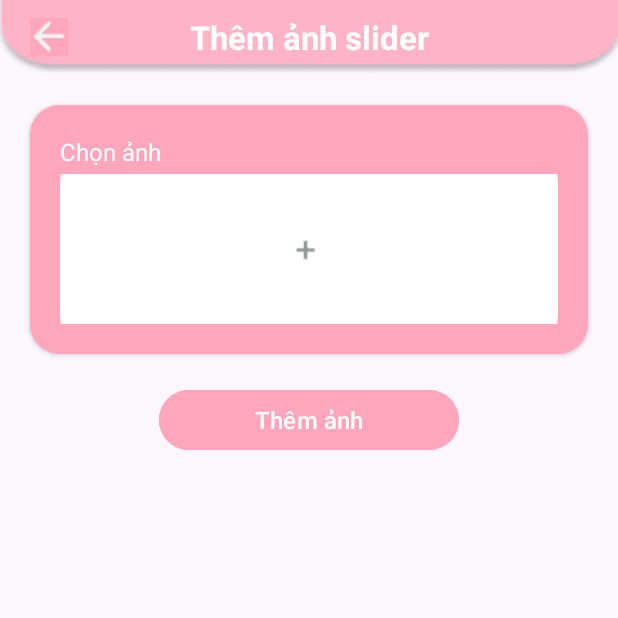
After one commit to nguyenthienhuong-luck/BTL_N3_ADR, an Android app: the fragment AddSliderFragment placed in its activity, on a phone screen of 412 x 824 dp, the top half of it. The commit adds this screen. Run offline under Robolectric (Android 15) with nearby library versions, the phone set to English and light mode, and no system bars; our stand-ins replace Firebase (no records; nobody signed in at launch, a user with empty details on screens opened directly).

Commit message:
viewCount

```diff
--- /dev/null
+++ b/app/src/main/java/com/example/a2hcomic/activities/admin/AddSliderFragment.java
@@ -0,0 +1,126 @@
+package com.example.a2hcomic.activities.admin;
+
+import static android.app.Activity.RESULT_OK;
+
+import android.content.Intent;
+import android.net.Uri;
+import android.os.Bundle;
+
+import androidx.activity.result.ActivityResultLauncher;
+import androidx.activity.result.contract.ActivityResultContracts;
+import androidx.fragment.app.Fragment;
+
+import android.view.LayoutInflater;
+import android.view.View;
+import android.view.ViewGroup;
+import android.widget.Button;
+import android.widget.ImageButton;
+import android.widget.ImageView;
+import android.widget.RelativeLayout;
+import android.widget.Toast;
+
+import com.example.a2hcomic.R;
+import com.example.a2hcomic.db.FirebaseService;
+import com.example.a2hcomic.models.Comic;
+import com.example.a2hcomic.models.Slider;
+import com.google.firebase.storage.StorageReference;
+
+public class AddSliderFragment extends Fragment {
+
+    private ImageButton btnBack;
+    private ImageView ivSlider;
+    private Button btnUpload;
+    private RelativeLayout loading;
+    private Uri imageUri;
+
+    private FirebaseService fb;
+
+    public AddSliderFragment() {
+        // Required empty public constructor
+    }
+
+    @Override
+    public void onCreate(Bundle savedInstanceState) {
+        super.onCreate(savedInstanceState);
+    }// khởi tạo fragment
+
+    @Override
+    public View onCreateView(LayoutInflater inflater, ViewGroup container,// khởi tạo view
+                             Bundle savedInstanceState) {
+        // Inflate the layout for this fragment// khởi tạo layout
+        View v = inflater.inflate(R.layout.fragment_add_slider, container, false);
+        // Ánh xạ các view
+        btnBack = v.findViewById(R.id.btnBack);
+        ivSlider = v.findViewById(R.id.ivSlider);
+        btnUpload = v.findViewById(R.id.btnUpload);
+        loading = v.findViewById(R.id.loading);
+
+        fb = new FirebaseService();
+        // Xử lý sự kiện cho các view
+        btnBack.setOnClickListener(v1 -> {
+            requireActivity().getSupportFragmentManager().popBackStack();
+        });
+
+        ivSlider.setOnClickListener(v1 -> {
+            openImagePicker();
+        });
+
+
+        btnUpload.setOnClickListener(v1 -> {
+            uploadSlider();
+        });
+
+        return v;
+    }
+    //chọn ảnh từ thư viện
+    private void openImagePicker() {
+        Intent intent = new Intent(Intent.ACTION_PICK);
+        intent.setType("image/*");
+        imagePickerLauncher.launch(intent);
+    }
+
+    // ActivityResultLauncher cho (ảnh đươc chọn thành công)
+    private final ActivityResultLauncher<Intent> imagePickerLauncher = registerForActivityResult(
+            new ActivityResultContracts.StartActivityForResult(),
+            result -> {
+                getActivity();
+                if (result.getResultCode() == RESULT_OK && result.getData() != null) {
+                    imageUri = result.getData().getData();//lưu  đ dẫn ảnh
+                    ivSlider.setImageURI(imageUri);//hieenrn thi anh
+                }
+            });
+
+    private void uploadSlider() {
+        loading.setVisibility(View.VISIBLE);
+
+        String id = fb.getSliderRef().push().getKey();// tao id mơi cho slider
+
+        Slider newSlider = new Slider();
+        newSlider.setId(id);
+
+        if (imageUri != null) {
+            String fileName = id + ".jpg";
+            StorageReference fileRef = fb.getSliderStorageRef().child(fileName);// up load Stograe
+            fileRef.putFile(imageUri)
+                    .addOnSuccessListener(taskSnapshot -> {// gọi ham de luu thong tin vao realtime database
+                        fileRef.getDownloadUrl().addOnSuccessListener(uri -> {
+                            newSlider.setImg_url(uri.toString());
+                            checkAndUpdateDatabase(newSlider);// neu thnah cong luu vao Slider
+                        });
+                    })
+                    .addOnFailureListener(e -> {
+                        Toast.makeText(getActivity(), "Lỗi tải ảnh slider: " + e.getMessage(), Toast.LENGTH_SHORT).show();
+                    });
+        }
+    }
+
+    private void checkAndUpdateDatabase(Slider newSlider) {// kiểm tra và lưu vào database
+        fb.getSliderRef().child(newSlider.getId()).setValue(newSlider);
+        Toast.makeText(getActivity(), "Tải ảnh slider lên thành công!", Toast.LENGTH_SHORT).show();
+
+        imageUri = null;
+        ivSlider.setImageResource(R.drawable.ic_uploadcomic);
+        loading.setVisibility(View.GONE);
+    }
+
+}
--- a/app/src/main/java/com/example/a2hcomic/activities/admin/AdminFragment.java
+++ b/app/src/main/java/com/example/a2hcomic/activities/admin/AdminFragment.java
@@ -15,7 +15,7 @@ import com.example.a2hcomic.R;
 
 public class    AdminFragment extends Fragment {
 
-    private Button btnComic, btnAuthors, btnGenre, btnUser;
+    private Button btnComic, btnAuthors, btnGenre, btnUser, btnSlider;
     private ImageButton btnBack;
 
     public AdminFragment() {
@@ -37,11 +37,13 @@ public class    AdminFragment extends Fragment {
         btnGenre = v.findViewById(R.id.btn_genre);
         btnBack = v.findViewById(R.id.btnBack);
         btnUser = v.findViewById(R.id.btn_user);
+        btnSlider = v.findViewById(R.id.btn_slider);
 
         btnComic.setOnClickListener(v1 -> changeFragment(new ComicFragment()));
         btnAuthors.setOnClickListener(v1 -> changeFragment(new AuthorFragment()));
         btnGenre.setOnClickListener(v1 -> changeFragment(new GenreFragment()));
         btnUser.setOnClickListener(v1 -> changeFragment(new UserFragment()));
+        btnSlider.setOnClickListener(v1 -> changeFragment(new AddSliderFragment()));
 
         btnBack.setOnClickListener(v1 -> {
             getActivity().finish();
--- /dev/null
+++ b/app/src/main/res/layout/fragment_add_slider.xml
@@ -0,0 +1,114 @@
+<?xml version="1.0" encoding="utf-8"?>
+<androidx.constraintlayout.widget.ConstraintLayout xmlns:android="http://schemas.android.com/apk/res/android"
+    xmlns:app="http://schemas.android.com/apk/res-auto"
+    xmlns:tools="http://schemas.android.com/tools"
+    android:id="@+id/main"
+    android:layout_width="match_parent"
+    android:layout_height="match_parent"
+    tools:context=".activities.admin.AddSliderFragment">
+
+    <LinearLayout
+        android:id="@+id/topNav"
+        android:layout_width="match_parent"
+        android:layout_height="50dp"
+        android:background="@drawable/bg_topcomic"
+        android:gravity="center"
+        app:layout_constraintTop_toTopOf="parent"
+        app:layout_constraintStart_toStartOf="parent"
+        app:layout_constraintEnd_toEndOf="parent"
+        android:focusable="true"
+        android:focusableInTouchMode="true">
+
+        <ImageButton
+            android:id="@+id/btnBack"
+            android:layout_width="25dp"
+            android:layout_height="25dp"
+            android:layout_marginLeft="20dp"
+            android:background="@color/pink"
+            android:scaleType="fitCenter"
+            app:srcCompat="@drawable/bg_back"
+            tools:ignore="SpeakableTextPresentCheck,TouchTargetSizeCheck" />
+
+        <TextView
+            android:layout_width="wrap_content"
+            android:layout_height="wrap_content"
+            android:layout_weight="1"
+            android:layout_marginRight="45dp"
+            android:gravity="center"
+            android:text="Thêm ảnh slider"
+            android:textColor="@color/white"
+            android:textSize="22dp"
+            android:textStyle="bold" />
+    </LinearLayout>
+
+    <ScrollView
+        android:layout_width="match_parent"
+        android:layout_height="match_parent"
+        android:layout_marginTop="50dp">
+
+        <LinearLayout
+            android:layout_width="match_parent"
+            android:layout_height="wrap_content"
+            android:gravity="center_horizontal"
+            android:orientation="vertical">
+
+            <androidx.cardview.widget.CardView
+                android:id="@+id/cardUpload"
+                android:layout_width="match_parent"
+                android:layout_height="wrap_content"
+                android:layout_margin="20dp"
+                app:cardCornerRadius="20dp">
+
+                <LinearLayout
+                    android:layout_width="match_parent"
+                    android:layout_height="match_parent"
+                    android:background="@color/pink"
+                    android:orientation="vertical"
+                    android:padding="20dp">
+
+                    <TextView
+                        android:id="@+id/lblComicName"
+                        android:layout_width="match_parent"
+                        android:layout_height="wrap_content"
+                        android:text="Chọn ảnh"
+                        android:textColor="@color/white"
+                        android:textSize="16dp" />
+
+                    <ImageView
+                        android:id="@+id/ivSlider"
+                        android:layout_width="match_parent"
+                        android:layout_height="100dp"
+                        android:layout_marginTop="4dp"
+                        android:scaleType="centerCrop"
+                        app:srcCompat="@drawable/ic_uploadcomic" />
+                </LinearLayout>
+            </androidx.cardview.widget.CardView>
+
+            <Button
+                android:id="@+id/btnUpload"
+                android:layout_width="200dp"
+                android:layout_height="wrap_content"
+                android:backgroundTint="@color/pink"
+                android:text="Thêm ảnh"
+                android:textSize="16sp"
+                app:cornerRadius="20dp"
+                android:layout_marginBottom="20dp" />
+        </LinearLayout>
+    </ScrollView>
+
+    <RelativeLayout
+        android:id="@+id/loading"
+        android:layout_width="match_parent"
+        android:layout_height="match_parent"
+        android:background="@color/gray"
+        android:visibility="gone"
+        >
+
+        <ProgressBar
+            android:layout_width="wrap_content"
+            android:layout_height="wrap_content"
+            android:layout_centerInParent="true"
+            android:indeterminateTint="@color/white"/>
+    </RelativeLayout>
+
+</androidx.constraintlayout.widget.ConstraintLayout>
```
Also changed, not shown: app/src/main/java/com/example/a2hcomic/activities/main/HomeFragment.java (+97 -38 lines), app/src/main/java/com/example/a2hcomic/activities/main/ReadComicFragment.java (+32 -24 lines), app/src/main/java/com/example/a2hcomic/adapters/ComicAdapter.java (+5 -4 lines), app/src/main/java/com/example/a2hcomic/adapters/ComicHomeAdapter.java (+10 -2 lines), app/src/main/java/com/example/a2hcomic/db/FirebaseService.java (+39 -16 lines), app/src/main/java/com/example/a2hcomic/models/Comic.java (+14 -1 lines), app/src/main/java/com/example/a2hcomic/models/Slider.java (added, +29 -0 lines), app/src/main/res/layout/activity_main.xml (+4 -3 lines), app/src/main/res/layout/fragment_admin.xml (+13 -0 lines), app/src/main/res/layout/fragment_home.xml (+24 -19 lines).
